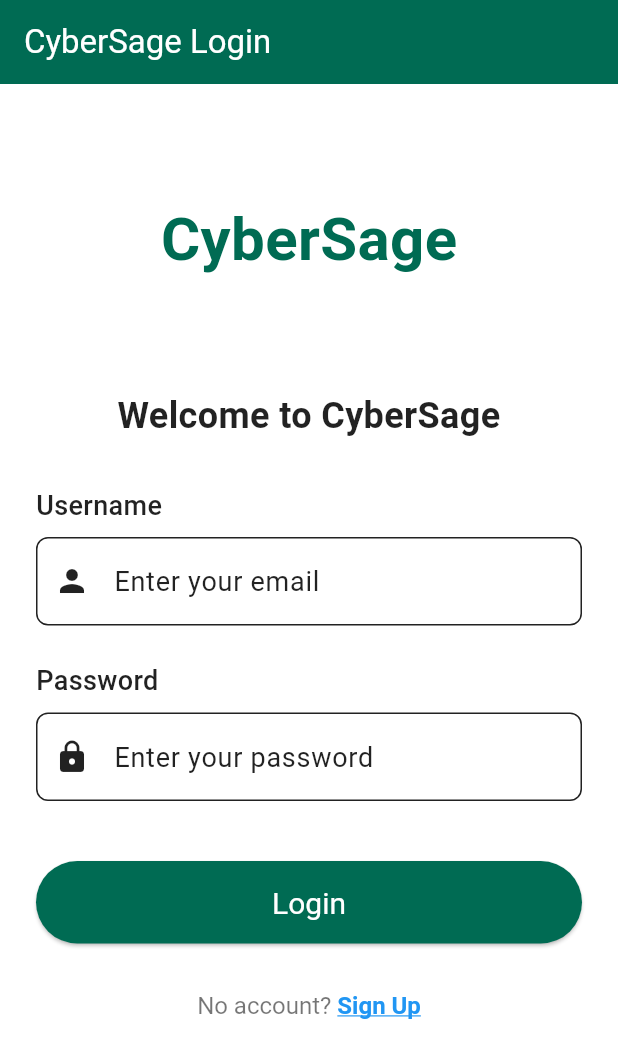
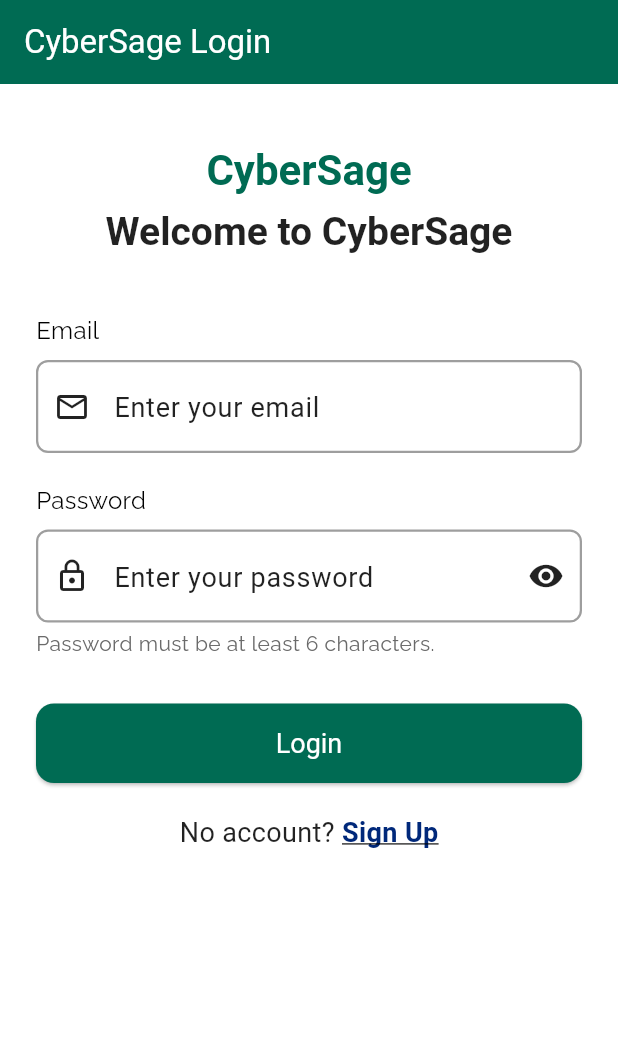
Before and after one commit to Varynx/Cybersage, a Flutter app: the screen it shows after launch, on a phone screen of 412 x 824 dp. Shown: the top 1058 px of the screen. Run offline on Flutter 3.47's test engine with Material 3 defaults, Android fonts, the phone set to English and light mode, and no system bars; our stand-ins replace firebase_auth, firebase_core, fluttertoast, google_fonts; accounts and stored records are empty.

Commit message:
1.5 version

```diff
--- a/lib/login_page.dart
+++ b/lib/login_page.dart
@@ -1,199 +1,228 @@
-import 'package:cybersage/auth_service.dart';
-import 'package:cybersage/quiz_page.dart';
 import 'package:flutter/material.dart';
-import 'package:cloud_firestore/cloud_firestore.dart';
-import 'package:firebase_auth/firebase_auth.dart';
-import 'package:fluttertoast/fluttertoast.dart';
 import 'package:flutter/gestures.dart';
-
+import 'package:google_fonts/google_fonts.dart';
+import '../auth_service.dart';
 
 class LoginPage extends StatefulWidget {
   const LoginPage({super.key});
 
   @override
-  State<LoginPage> createState() => LoginPageState();
+  State<LoginPage> createState() => _LoginPageState();
 }
 
-class LoginPageState extends State<LoginPage> {
-  //Controllers used to get input from the text input widgets
-  final TextEditingController usernameController = TextEditingController();
-  final TextEditingController passwordController = TextEditingController();
+class _LoginPageState extends State<LoginPage> {
+  // Form key for validation
+  final _formKey = GlobalKey<FormState>();
 
-  //Instance of Firebase firestore to interact with the firestore database
-  final FirebaseFirestore _firestore = FirebaseFirestore.instance;
+  // Controllers to read user input
+  final _emailController = TextEditingController();
+  final _passwordController = TextEditingController();
+
+  // State flags
+  bool _isPasswordVisible = false;
   bool _isLoading = false;
 
-  //Function in charge of storing Log in Info
-  Future<void> _storeLoginData() async {
-    setState(() {
-      _isLoading = true;
-    });
+  @override
+  void dispose() {
+    // Dispose controllers
+    _emailController.dispose();
+    _passwordController.dispose();
+    super.dispose();
+  }
 
-  try {
+  /// Calls AuthService to sign in the user
+  Future<void> _login() async {
+    if (!_formKey.currentState!.validate()) return;
 
-      //Trims whitespace in front of input
-      final String username = usernameController.text;
-      final String password = passwordController.text;
+    setState(() => _isLoading = true);
+    await AuthService().signin(
+      email: _emailController.text.trim(),
+      password: _passwordController.text.trim(),
+      context: context,
+    );
+    if (mounted) setState(() => _isLoading = false);
+  }
 
-      //Sets up formatting for the firebase, and collects info
-      await _firestore.collection('Login_Info').add({
-        'username': username, //Stores Username
-        'password': password, //Stores Password
-        'timestamp': FieldValue.serverTimestamp(), //Stores timestamp
-      });
+  /// Builds the external label + email field
+  Widget _buildEmailField(ColorScheme cs) {
+    return Column(
+      crossAxisAlignment: CrossAxisAlignment.start,
+      children: [
+        Text(
+          'Email',
+          style: GoogleFonts.raleway(
+            textStyle: const TextStyle(color: Colors.black, fontSize: 16),
+          ),
+        ),
+        const SizedBox(height: 8),
+        TextFormField(
+          controller: _emailController,
+          decoration: InputDecoration(
+            hintText: 'Enter your email',
+            prefixIcon: const Icon(Icons.email_outlined),
+            filled: true,
+            fillColor: cs.surface,
+          ),
+          validator: (v) {
+            if (v == null || v.isEmpty) return 'Please enter your email';
+            if (!v.contains('@')) return 'Enter valid email';
+            return null;
+          },
+        ),
+      ],
+    );
+  }
 
-      //Navigates to the quiz screen
-      if (mounted) {
-        Navigator.pushNamed(context, '/quiz');
-      }
-    } catch (e) {
-      print('Error storing data: $e');
-    } finally {
-      setState(() {
-        _isLoading = false;
-      });
-    }
-  }//store loginData function
+  /// Builds the external label + password field with visibility toggle
+  Widget _buildPasswordField(ColorScheme cs) {
+    return Column(
+      crossAxisAlignment: CrossAxisAlignment.start,
+      children: [
+        Text(
+          'Password',
+          style: GoogleFonts.raleway(
+            textStyle: const TextStyle(color: Colors.black, fontSize: 16),
+          ),
+        ),
+        const SizedBox(height: 8),
+        TextFormField(
+          controller: _passwordController,
+          obscureText: !_isPasswordVisible,
+          decoration: InputDecoration(
+            hintText: 'Enter your password',
+            prefixIcon: const Icon(Icons.lock_outline),
+            filled: true,
+            fillColor: cs.surface,
+            suffixIcon: IconButton(
+              icon: Icon(
+                _isPasswordVisible ? Icons.visibility_off : Icons.visibility,
+              ),
+              onPressed: () {
+                setState(() => _isPasswordVisible = !_isPasswordVisible);
+              },
+            ),
+          ),
+          enableSuggestions: false,
+          autocorrect: false,
+          validator: (v) {
+            if (v == null || v.isEmpty) return 'Please enter your password';
+            if (v.length < 6) return 'Password must be at least 6 characters';
+            return null;
+          },
+        ),
+        const SizedBox(height: 4),
+        Text(
+          'Password must be at least 6 characters.',
+          style: GoogleFonts.raleway(
+            textStyle: const TextStyle(color: Color(0xff6A6A6A), fontSize: 14),
+          ),
+        ),
+      ],
+    );
+  }
+
+  /// Builds the login button
+  Widget _buildLoginButton(ColorScheme cs) {
+    return ElevatedButton(
+      onPressed: _isLoading ? null : _login,
+      style: ElevatedButton.styleFrom(
+        backgroundColor: cs.primary,
+        foregroundColor: cs.onPrimary,
+        minimumSize: const Size.fromHeight(50),
+        shape: RoundedRectangleBorder(borderRadius: BorderRadius.circular(12)),
+      ),
+      child:
+          _isLoading
+              ? const CircularProgressIndicator(color: Colors.white)
+              : const Text('Login'),
+    );
+  }
+
+  /// Builds the “No account? Sign Up” prompt
+  Widget _buildSignupText(ColorScheme cs) {
+    return Row(
+      mainAxisAlignment: MainAxisAlignment.center,
+      children: [
+        const Text("No account? "),
+        MouseRegion(
+          cursor: SystemMouseCursors.click,
+          child: GestureDetector(
+            onTap: () => Navigator.pushReplacementNamed(context, '/signup'),
+            child: Text(
+              'Sign Up',
+              style: TextStyle(
+                color: cs.secondary,
+                fontWeight: FontWeight.bold,
+                decoration: TextDecoration.underline,
+              ),
+            ),
+          ),
+        ),
+      ],
+    );
+  }
 
   @override
   Widget build(BuildContext context) {
+    final theme = Theme.of(context);
+    final cs = theme.colorScheme;
+
     return Scaffold(
       appBar: AppBar(
         title: const Text('CyberSage Login', style: TextStyle(fontSize: 22)),
-        backgroundColor: Theme.of(context).colorScheme.primary,
-        foregroundColor: Theme.of(context).colorScheme.onPrimary,
+        backgroundColor: cs.primary,
+        foregroundColor: cs.onPrimary,
+        automaticallyImplyLeading: false,
       ),
-      body: Container(
-        padding: const EdgeInsets.all(24.0),
-        child: SingleChildScrollView( // Add scrolling for smaller screens
-          child: Column(
-            mainAxisAlignment: MainAxisAlignment.center,
-            crossAxisAlignment: CrossAxisAlignment.stretch,
+      body: Padding(
+        padding: const EdgeInsets.symmetric(horizontal: 24, vertical: 16),
+        child: Form(
+          key: _formKey,
+          child: ListView(
             children: [
-              // CYBERSAGE LOGO
-              Container(
-                height: 120,
-                margin: const EdgeInsets.only(bottom: 40, top: 20),
-                child: Center(
-                  child: Text(
-                    "CyberSage",
-                    style: TextStyle(
-                      fontSize: 40,
-                      fontWeight: FontWeight.bold,
-                      color: Theme.of(context).colorScheme.primary,
-                    ),
-                  ),
+              const SizedBox(height: 24),
 
-                  // child: Image.asset('assets/cyber_sage_logo.png'),
+              // Main header
+              Text(
+                'CyberSage',
+                textAlign: TextAlign.center,
+                style: theme.textTheme.headlineLarge?.copyWith(
+                  color: cs.primary,
+                  fontWeight: FontWeight.bold,
                 ),
               ),
 
-              const Text(
+              const SizedBox(height: 8),
+
+              // Subtitle
+              Text(
                 'Welcome to CyberSage',
-                style: TextStyle(fontSize: 24, fontWeight: FontWeight.bold),
                 textAlign: TextAlign.center,
-              ),
-
-              const SizedBox(height: 30),
-
-              const Text(
-                'Username',
-                style: TextStyle(fontSize: 18, fontWeight: FontWeight.w500),
-              ),
-              const SizedBox(height: 8),
-              TextField(
-                controller: usernameController,
-                decoration: const InputDecoration(
-                  hintText: 'Enter your email',
-                  prefixIcon: Icon(Icons.person),
+                style: theme.textTheme.displayMedium?.copyWith(
+                  color: cs.onSurface,
                 ),
-                style: const TextStyle(fontSize: 18),
-              ),
-
-              const SizedBox(height: 24),
-
-              const Text(
-                'Password',
-                style: TextStyle(fontSize: 18, fontWeight: FontWeight.w500),
-              ),
-              const SizedBox(height: 8),
-              TextField(
-                controller: passwordController,
-                obscureText: true,
-                decoration: const InputDecoration(
-                  hintText: 'Enter your password',
-                  prefixIcon: Icon(Icons.lock),
-                ),
-                style: const TextStyle(fontSize: 18),
               ),
 
               const SizedBox(height: 40),
 
-              ElevatedButton(
-                onPressed: () async {
-                  _isLoading ? null : _storeLoginData;
-                  await AuthService().signin(
-                    email: usernameController.text,
-                    password: passwordController.text,
-                    context: context
-                  );
-                },
+              // Email & password fields
+              _buildEmailField(cs),
+              const SizedBox(height: 20),
+              _buildPasswordField(cs),
 
-                style: ElevatedButton.styleFrom(
-                  backgroundColor: Theme.of(context).colorScheme.primary,
-                  foregroundColor: Theme.of(context).colorScheme.onPrimary,
-                ),
-                child: _isLoading
-                    ? const CircularProgressIndicator(color: Colors.white)
-                    : const Text('Login', style: TextStyle(fontSize: 20)),
-              ), //Sign in button
+              const SizedBox(height: 30),
 
-              const SizedBox(height: 16),
+              // Login button
+              _buildLoginButton(cs),
 
+              const SizedBox(height: 20),
 
-              _signupLink(context),
-
+              // Signup prompt
+              _buildSignupText(cs),
             ],
           ),
         ),
       ),
     );
   }
-
-Widget _signupLink(BuildContext context) {
-  return Padding(
-    padding: const EdgeInsets.only(top: 16),
-    child: RichText(
-      textAlign: TextAlign.center,
-      text: TextSpan(
-        style: const TextStyle(fontSize: 16),
-        children: [
-          const TextSpan(
-            text: "No account? ",
-            style: TextStyle(color: Colors.black54),
-          ),
-          TextSpan(
-            text: "Sign Up",
-            style: const TextStyle(
-              color: Colors.blue,
-              decoration: TextDecoration.underline,
-              fontWeight: FontWeight.bold,
-            ),
-            recognizer: TapGestureRecognizer()
-              ..onTap = () {
-                Navigator.pushNamed(context, '/signup');
-              },
-          ),
-        ],
-      ),
-    ),
-  );
 }
-
-  @override
-  void dispose() {
-    usernameController.dispose();
-    passwordController.dispose();
-    super.dispose();
-  }
-}
--- a/lib/main.dart
+++ b/lib/main.dart
@@ -5,20 +5,18 @@ import 'signup.dart';
 import 'package:firebase_core/firebase_core.dart';
 import 'firebase_options.dart';
 
-
 void main() async {
   WidgetsFlutterBinding.ensureInitialized();
   await Firebase.initializeApp(
-
     // Initialize Firebase
-    options: DefaultFirebaseOptions.currentPlatform,);
+    options: DefaultFirebaseOptions.currentPlatform,
+  );
 
   //Runs app
   runApp(const MyApp());
+}
 
-}
 class MyApp extends StatelessWidget {
-
   const MyApp({super.key});
 
   //  Root of your application.
@@ -27,9 +25,9 @@ class MyApp extends StatelessWidget {
     return MaterialApp(
       theme: ThemeData(
         colorScheme: ColorScheme(
-          primary: const Color(0xFF006B53),      // FGCU Green
+          primary: const Color(0xFF006B53), // FGCU Green
           onPrimary: Colors.white,
-          secondary: const Color(0xFF00287A),    // FGCU Blue
+          secondary: const Color(0xFF00287A), // FGCU Blue
           onSecondary: Colors.white,
           surface: Colors.white,
           onSurface: Colors.black87,
@@ -40,10 +38,31 @@ class MyApp extends StatelessWidget {
 
         // ENHANCED TEXT THEME FOR ELDERLY READABILITY
         textTheme: const TextTheme(
-          displayLarge: TextStyle(fontSize: 28.0, fontWeight: FontWeight.bold, color: Colors.black87),
-          displayMedium: TextStyle(fontSize: 26.0, fontWeight: FontWeight.bold, color: Colors.black87),
-          displaySmall: TextStyle(fontSize: 24.0, fontWeight: FontWeight.bold, color: Colors.black87),
-          headlineMedium: TextStyle(fontSize: 22.0, fontWeight: FontWeight.bold, color: Colors.black87),
+          displayLarge: TextStyle(
+            fontSize: 28.0,
+            fontWeight: FontWeight.bold,
+            color: Colors.black87,
+          ),
+          displayMedium: TextStyle(
+            fontSize: 26.0,
+            fontWeight: FontWeight.bold,
+            color: Colors.black87,
+          ),
+          displaySmall: TextStyle(
+            fontSize: 24.0,
+            fontWeight: FontWeight.bold,
+            color: Colors.black87,
+          ),
+          headlineMedium: TextStyle(
+            fontSize: 22.0,
+            fontWeight: FontWeight.bold,
+            color: Colors.black87,
+          ),
+          headlineLarge: TextStyle(
+            fontSize: 28.0,
+            fontWeight: FontWeight.bold,
+            color: Colors.black87,
+          ),
           bodyLarge: TextStyle(fontSize: 20.0, color: Colors.black87),
           bodyMedium: TextStyle(fontSize: 18.0, color: Colors.black87),
         ),
@@ -59,14 +78,41 @@ class MyApp extends StatelessWidget {
 
         // INCREASED INPUT FIELD SIZE FOR BETTER ACCESSIBILITY
         inputDecorationTheme: InputDecorationTheme(
+          filled: true,
+          fillColor: Colors.white, // Prevent fields from becoming transparent
           contentPadding: const EdgeInsets.all(16),
-          border: OutlineInputBorder(
-            borderRadius: BorderRadius.circular(8.0),
-            borderSide: const BorderSide(width: 2.0),
-          ),
           labelStyle: const TextStyle(fontSize: 18.0),
           hintStyle: const TextStyle(fontSize: 18.0),
           errorStyle: const TextStyle(fontSize: 16.0, color: Colors.red),
+
+          // Ensure icons (prefix/suffix) remain visible
+          iconColor: Colors.black87,
+          prefixIconColor: Colors.black87,
+          suffixIconColor: Colors.black87,
+
+          // Default border when field is enabled but not focused
+          enabledBorder: OutlineInputBorder(
+            borderRadius: BorderRadius.circular(8.0),
+            borderSide: const BorderSide(color: Colors.grey, width: 1.5),
+          ),
+
+          // Border when the field is focused
+          focusedBorder: OutlineInputBorder(
+            borderRadius: BorderRadius.circular(8.0),
+            borderSide: BorderSide(color: const Color(0xFF006B53), width: 2),
+          ),
+
+          // Border when there is a validation error
+          errorBorder: OutlineInputBorder(
+            borderRadius: BorderRadius.circular(8.0),
+            borderSide: const BorderSide(color: Colors.redAccent, width: 1.5),
+          ),
+
+          // Border when field is both focused and in error
+          focusedErrorBorder: OutlineInputBorder(
+            borderRadius: BorderRadius.circular(8.0),
+            borderSide: const BorderSide(color: Colors.redAccent, width: 2),
+          ),
         ),
       ),
 
```
Also changed, not shown: lib/signup.dart (+170 -125 lines), lib/firebase_options.dart, pubspec.lock, 2 other files. Lines whose indentation alone changed are shown as unchanged.
